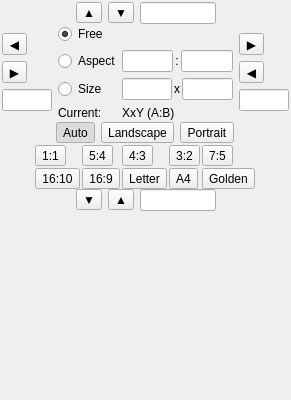
First picture: the form in src/ui/Cropper.ui, repository wagenadl/photohoard, before the edit.
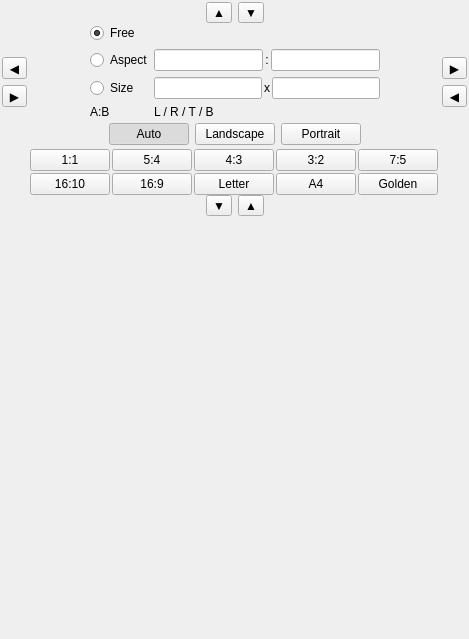
Second picture: the form after the edit.

```diff
--- a/src/ui/Cropper.ui
+++ b/src/ui/Cropper.ui
@@ -6,8 +6,8 @@
    <rect>
     <x>0</x>
     <y>0</y>
-    <width>291</width>
-    <height>400</height>
+    <width>469</width>
+    <height>639</height>
    </rect>
   </property>
   <property name="windowTitle">
@@ -62,9 +62,6 @@
         </property>
        </widget>
       </item>
-      <item>
-       <widget class="QLineEdit" name="crop_top"/>
-      </item>
       <item>
        <spacer name="horizontalSpacer_2">
         <property name="orientation">
@@ -141,16 +138,6 @@
            </property>
           </widget>
          </item>
-         <item>
-          <widget class="QLineEdit" name="crop_left">
-           <property name="minimumSize">
-            <size>
-             <width>50</width>
-             <height>0</height>
-            </size>
-           </property>
-          </widget>
-         </item>
          <item>
           <spacer name="verticalSpacer_4">
            <property name="orientation">
@@ -275,7 +262,7 @@
          <item row="5" column="0">
           <widget class="QLabel" name="label_3">
            <property name="text">
-            <string>Current:</string>
+            <string>A:B</string>
            </property>
           </widget>
          </item>
@@ -310,7 +297,7 @@
          <item row="5" column="1">
           <widget class="QLabel" name="current">
            <property name="text">
-            <string>XxY (A:B)</string>
+            <string>L / R / T / B</string>
            </property>
           </widget>
          </item>
@@ -394,16 +381,6 @@
            </property>
           </widget>
          </item>
-         <item>
-          <widget class="QLineEdit" name="crop_right">
-           <property name="minimumSize">
-            <size>
-             <width>50</width>
-             <height>0</height>
-            </size>
-           </property>
-          </widget>
-         </item>
          <item>
           <spacer name="verticalSpacer_2">
            <property name="orientation">
@@ -427,16 +404,16 @@
     <widget class="QWidget" name="orientations" native="true">
      <layout class="QHBoxLayout" name="horizontalLayout_3">
       <property name="leftMargin">
-       <number>0</number>
+       <number>10</number>
       </property>
       <property name="topMargin">
-       <number>2</number>
+       <number>4</number>
       </property>
       <property name="rightMargin">
-       <number>2</number>
+       <number>10</number>
       </property>
       <property name="bottomMargin">
-       <number>2</number>
+       <number>4</number>
       </property>
       <item>
        <spacer name="horizontalSpacer_10">
@@ -452,7 +429,7 @@
        </spacer>
       </item>
       <item>
-       <widget class="QToolButton" name="orient_auto">
+       <widget class="QPushButton" name="orient_auto">
         <property name="focusPolicy">
          <enum>Qt::NoFocus</enum>
         </property>
@@ -471,7 +448,7 @@
        </widget>
       </item>
       <item>
-       <widget class="QToolButton" name="orient_landscape">
+       <widget class="QPushButton" name="orient_landscape">
         <property name="focusPolicy">
          <enum>Qt::NoFocus</enum>
         </property>
@@ -487,7 +464,7 @@
        </widget>
       </item>
       <item>
-       <widget class="QToolButton" name="orient_portrait">
+       <widget class="QPushButton" name="orient_portrait">
         <property name="focusPolicy">
          <enum>Qt::NoFocus</enum>
         </property>
@@ -530,8 +507,79 @@
       <property name="spacing">
        <number>2</number>
       </property>
+      <item row="0" column="0">
+       <spacer name="horizontalSpacer_7">
+        <property name="orientation">
+         <enum>Qt::Horizontal</enum>
+        </property>
+        <property name="sizeHint" stdset="0">
+         <size>
+          <width>40</width>
+          <height>20</height>
+         </size>
+        </property>
+       </spacer>
+      </item>
+      <item row="0" column="6">
+       <spacer name="horizontalSpacer_8">
+        <property name="orientation">
+         <enum>Qt::Horizontal</enum>
+        </property>
+        <property name="sizeHint" stdset="0">
+         <size>
+          <width>40</width>
+          <height>20</height>
+         </size>
+        </property>
+       </spacer>
+      </item>
+      <item row="2" column="2">
+       <spacer name="verticalSpacer_7">
+        <property name="orientation">
+         <enum>Qt::Vertical</enum>
+        </property>
+        <property name="sizeHint" stdset="0">
+         <size>
+          <width>20</width>
+          <height>40</height>
+         </size>
+        </property>
+       </spacer>
+      </item>
+      <item row="0" column="1">
+       <widget class="QPushButton" name="rat_1_1">
+        <property name="focusPolicy">
+         <enum>Qt::NoFocus</enum>
+        </property>
+        <property name="text">
+         <string>1:1</string>
+        </property>
+        <property name="checkable">
+         <bool>true</bool>
+        </property>
+        <property name="autoExclusive">
+         <bool>true</bool>
+        </property>
+       </widget>
+      </item>
+      <item row="1" column="2">
+       <widget class="QPushButton" name="rat_16_9">
+        <property name="focusPolicy">
+         <enum>Qt::NoFocus</enum>
+        </property>
+        <property name="text">
+         <string>16:9</string>
+        </property>
+        <property name="checkable">
+         <bool>true</bool>
+        </property>
+        <property name="autoExclusive">
+         <bool>true</bool>
+        </property>
+       </widget>
+      </item>
       <item row="1" column="4">
-       <widget class="QToolButton" name="rat_297_210">
+       <widget class="QPushButton" name="rat_297_210">
         <property name="focusPolicy">
          <enum>Qt::NoFocus</enum>
         </property>
@@ -549,8 +597,8 @@
         </property>
        </widget>
       </item>
-      <item row="1" column="5">
-       <widget class="QToolButton" name="rat_1618_1000">
+      <item row="0" column="4">
+       <widget class="QPushButton" name="rat_3_2">
         <property name="focusPolicy">
          <enum>Qt::NoFocus</enum>
         </property>
@@ -558,39 +606,7 @@
          <string>Golden ratio (½+½√5 : 1)</string>
         </property>
         <property name="text">
-         <string>Golden</string>
-        </property>
-        <property name="checkable">
-         <bool>true</bool>
-        </property>
-        <property name="autoExclusive">
-         <bool>true</bool>
-        </property>
-       </widget>
-      </item>
-      <item row="0" column="2">
-       <widget class="QToolButton" name="rat_5_4">
-        <property name="focusPolicy">
-         <enum>Qt::NoFocus</enum>
-        </property>
-        <property name="text">
-         <string>5:4</string>
-        </property>
-        <property name="checkable">
-         <bool>true</bool>
-        </property>
-        <property name="autoExclusive">
-         <bool>true</bool>
-        </property>
-       </widget>
-      </item>
-      <item row="1" column="2">
-       <widget class="QToolButton" name="rat_16_12">
-        <property name="focusPolicy">
-         <enum>Qt::NoFocus</enum>
-        </property>
-        <property name="text">
-         <string>16:9</string>
+         <string>3:2</string>
         </property>
         <property name="checkable">
          <bool>true</bool>
@@ -601,7 +617,7 @@
        </widget>
       </item>
       <item row="0" column="3">
-       <widget class="QToolButton" name="rat_4_3">
+       <widget class="QPushButton" name="rat_4_3">
         <property name="focusPolicy">
          <enum>Qt::NoFocus</enum>
         </property>
@@ -616,8 +632,24 @@
         </property>
        </widget>
       </item>
+      <item row="0" column="2">
+       <widget class="QPushButton" name="rat_5_4">
+        <property name="focusPolicy">
+         <enum>Qt::NoFocus</enum>
+        </property>
+        <property name="text">
+         <string>5:4</string>
+        </property>
+        <property name="checkable">
+         <bool>true</bool>
+        </property>
+        <property name="autoExclusive">
+         <bool>true</bool>
+        </property>
+       </widget>
+      </item>
       <item row="0" column="5">
-       <widget class="QToolButton" name="rat_7_5">
+       <widget class="QPushButton" name="rat_7_5">
         <property name="focusPolicy">
          <enum>Qt::NoFocus</enum>
         </property>
@@ -632,50 +664,8 @@
         </property>
        </widget>
       </item>
-      <item row="0" column="4">
-       <widget class="QToolButton" name="rat_3_2">
-        <property name="focusPolicy">
-         <enum>Qt::NoFocus</enum>
-        </property>
-        <property name="text">
-         <string>3:2</string>
-        </property>
-        <property name="checkable">
-         <bool>true</bool>
-        </property>
-        <property name="autoExclusive">
-         <bool>true</bool>
-        </property>
-       </widget>
-      </item>
-      <item row="0" column="0">
-       <spacer name="horizontalSpacer_7">
-        <property name="orientation">
-         <enum>Qt::Horizontal</enum>
-        </property>
-        <property name="sizeHint" stdset="0">
-         <size>
-          <width>40</width>
-          <height>20</height>
-         </size>
-        </property>
-       </spacer>
-      </item>
-      <item row="0" column="6">
-       <spacer name="horizontalSpacer_8">
-        <property name="orientation">
-         <enum>Qt::Horizontal</enum>
-        </property>
-        <property name="sizeHint" stdset="0">
-         <size>
-          <width>40</width>
-          <height>20</height>
-         </size>
-        </property>
-       </spacer>
-      </item>
       <item row="1" column="1">
-       <widget class="QToolButton" name="rat_16_11">
+       <widget class="QPushButton" name="rat_16_10">
         <property name="focusPolicy">
          <enum>Qt::NoFocus</enum>
         </property>
@@ -690,13 +680,13 @@
         </property>
        </widget>
       </item>
-      <item row="0" column="1">
-       <widget class="QToolButton" name="rat_1_1">
+      <item row="1" column="5">
+       <widget class="QPushButton" name="rat_1618_1000">
         <property name="focusPolicy">
          <enum>Qt::NoFocus</enum>
         </property>
         <property name="text">
-         <string>1:1</string>
+         <string>Golden</string>
         </property>
         <property name="checkable">
          <bool>true</bool>
@@ -707,7 +697,7 @@
        </widget>
       </item>
       <item row="1" column="3">
-       <widget class="QToolButton" name="rat_110_85">
+       <widget class="QPushButton" name="rat_110_85">
         <property name="focusPolicy">
          <enum>Qt::NoFocus</enum>
         </property>
@@ -783,9 +773,6 @@
         </property>
        </widget>
       </item>
-      <item>
-       <widget class="QLineEdit" name="crop_bottom"/>
-      </item>
       <item>
        <spacer name="horizontalSpacer_4">
         <property name="orientation">
```
Left out of the diff: 23 changed lines with no effect on the pictures.
